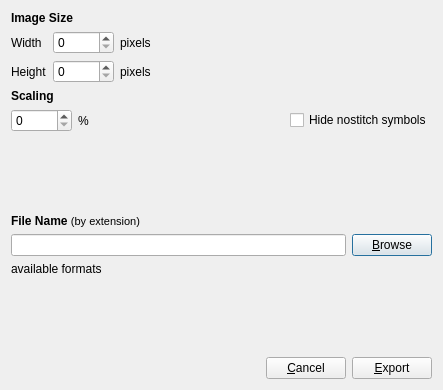
haskelladdict/sconcho, file sconcho/gui/ui/export_bitmap_dialog.ui: the form before one commit.
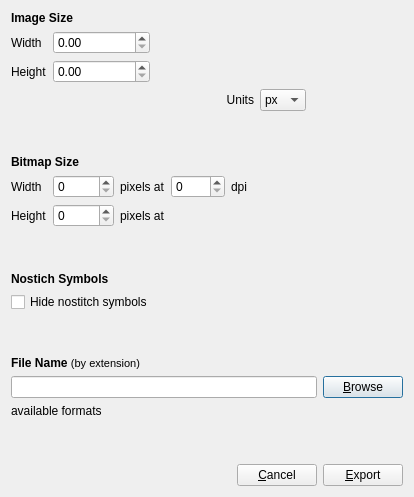
The form after the commit.

Commit message:
Reworked export bitmap dialog.
Used inkscape's dialog as guideline.

```diff
--- a/sconcho/gui/ui/export_bitmap_dialog.ui
+++ b/sconcho/gui/ui/export_bitmap_dialog.ui
@@ -6,18 +6,16 @@
    <rect>
     <x>0</x>
     <y>0</y>
-    <width>443</width>
-    <height>390</height>
+    <width>414</width>
+    <height>497</height>
    </rect>
   </property>
   <property name="windowTitle">
    <string>sconcho: Export as Bitmap or Svg</string>
   </property>
-  <layout class="QVBoxLayout" name="verticalLayout_4">
-   <item>
     <layout class="QVBoxLayout" name="verticalLayout">
      <item>
-      <widget class="QLabel" name="label_3">
+    <widget class="QLabel" name="label_10">
        <property name="text">
         <string>&lt;!DOCTYPE HTML PUBLIC &quot;-//W3C//DTD HTML 4.0//EN&quot; &quot;http://www.w3.org/TR/REC-html40/strict.dtd&quot;&gt;
 &lt;html&gt;&lt;head&gt;&lt;meta name=&quot;qrichtext&quot; content=&quot;1&quot; /&gt;&lt;style type=&quot;text/css&quot;&gt;
@@ -27,9 +25,152 @@
        </property>
       </widget>
      </item>
+   <item>
+    <layout class="QGridLayout" name="gridLayout_2">
+     <item row="0" column="0">
+      <widget class="QLabel" name="label_11">
+       <property name="text">
+        <string>Width</string>
+       </property>
+       <property name="buddy">
+        <cstring>widthSpinner</cstring>
+       </property>
+      </widget>
+     </item>
+     <item row="0" column="2">
+      <spacer name="horizontalSpacer_6">
+       <property name="orientation">
+        <enum>Qt::Horizontal</enum>
+       </property>
+       <property name="sizeHint" stdset="0">
+        <size>
+         <width>40</width>
+         <height>20</height>
+        </size>
+       </property>
+      </spacer>
+     </item>
+     <item row="1" column="0">
+      <widget class="QLabel" name="label_14">
+       <property name="text">
+        <string>Height</string>
+       </property>
+       <property name="buddy">
+        <cstring>heightSpinner</cstring>
+       </property>
+      </widget>
+     </item>
+     <item row="1" column="2">
+      <spacer name="horizontalSpacer_7">
+       <property name="orientation">
+        <enum>Qt::Horizontal</enum>
+       </property>
+       <property name="sizeHint" stdset="0">
+        <size>
+         <width>40</width>
+         <height>20</height>
+        </size>
+       </property>
+      </spacer>
+     </item>
+     <item row="2" column="1">
+      <spacer name="horizontalSpacer_5">
+       <property name="orientation">
+        <enum>Qt::Horizontal</enum>
+       </property>
+       <property name="sizeHint" stdset="0">
+        <size>
+         <width>40</width>
+         <height>20</height>
+        </size>
+       </property>
+      </spacer>
+     </item>
+     <item row="2" column="2">
+      <widget class="QLabel" name="label_15">
+       <property name="text">
+        <string>Units</string>
+       </property>
+       <property name="alignment">
+        <set>Qt::AlignRight|Qt::AlignTrailing|Qt::AlignVCenter</set>
+       </property>
+      </widget>
+     </item>
+     <item row="2" column="3">
+      <widget class="QComboBox" name="unitSelector">
+       <item>
+        <property name="text">
+         <string>px</string>
+        </property>
+       </item>
+       <item>
+        <property name="text">
+         <string>in</string>
+        </property>
+       </item>
+       <item>
+        <property name="text">
+         <string>cm</string>
+        </property>
+       </item>
+      </widget>
+     </item>
+     <item row="2" column="4">
+      <spacer name="horizontalSpacer_8">
+       <property name="orientation">
+        <enum>Qt::Horizontal</enum>
+       </property>
+       <property name="sizeHint" stdset="0">
+        <size>
+         <width>40</width>
+         <height>20</height>
+        </size>
+       </property>
+      </spacer>
+     </item>
+     <item row="0" column="1">
+      <widget class="QDoubleSpinBox" name="imageWidthSpinner">
+       <property name="maximum">
+        <double>1000.000000000000000</double>
+       </property>
+      </widget>
+     </item>
+     <item row="1" column="1">
+      <widget class="QDoubleSpinBox" name="imageHeightSpinner">
+       <property name="maximum">
+        <double>1000.000000000000000</double>
+       </property>
+      </widget>
+     </item>
+    </layout>
+   </item>
+   <item>
+    <spacer name="verticalSpacer_4">
+     <property name="orientation">
+      <enum>Qt::Vertical</enum>
+     </property>
+     <property name="sizeHint" stdset="0">
+      <size>
+       <width>20</width>
+       <height>37</height>
+      </size>
+     </property>
+    </spacer>
+   </item>
+   <item>
+    <widget class="QLabel" name="label_3">
+     <property name="text">
+      <string>&lt;!DOCTYPE HTML PUBLIC &quot;-//W3C//DTD HTML 4.0//EN&quot; &quot;http://www.w3.org/TR/REC-html40/strict.dtd&quot;&gt;
+&lt;html&gt;&lt;head&gt;&lt;meta name=&quot;qrichtext&quot; content=&quot;1&quot; /&gt;&lt;style type=&quot;text/css&quot;&gt;
+p, li { white-space: pre-wrap; }
+&lt;/style&gt;&lt;/head&gt;&lt;body style=&quot; font-family:'DejaVu Sans'; font-size:8pt; font-weight:400; font-style:normal;&quot;&gt;
+&lt;p style=&quot; margin-top:0px; margin-bottom:0px; margin-left:0px; margin-right:0px; -qt-block-indent:0; text-indent:0px;&quot;&gt;&lt;span style=&quot; font-size:9pt; font-weight:600;&quot;&gt;Bitmap Size&lt;/span&gt;&lt;/p&gt;&lt;/body&gt;&lt;/html&gt;</string>
+     </property>
+    </widget>
+   </item>
      <item>
       <layout class="QGridLayout" name="gridLayout">
-       <item row="1" column="0">
+     <item row="0" column="0">
         <widget class="QLabel" name="label">
          <property name="text">
           <string>Width</string>
@@ -39,14 +180,48 @@
          </property>
         </widget>
        </item>
-       <item row="1" column="1">
+     <item row="0" column="1">
         <widget class="QSpinBox" name="widthSpinner">
          <property name="maximum">
           <number>10000</number>
          </property>
         </widget>
        </item>
-       <item row="4" column="0">
+     <item row="0" column="2">
+      <widget class="QLabel" name="label_6">
+       <property name="text">
+        <string>pixels at</string>
+       </property>
+      </widget>
+     </item>
+     <item row="0" column="3">
+      <widget class="QSpinBox" name="dpiSpinner">
+       <property name="maximum">
+        <number>1000</number>
+       </property>
+      </widget>
+     </item>
+     <item row="0" column="4">
+      <widget class="QLabel" name="label_9">
+       <property name="text">
+        <string>dpi</string>
+       </property>
+      </widget>
+     </item>
+     <item row="0" column="5">
+      <spacer name="horizontalSpacer_3">
+       <property name="orientation">
+        <enum>Qt::Horizontal</enum>
+       </property>
+       <property name="sizeHint" stdset="0">
+        <size>
+         <width>40</width>
+         <height>20</height>
+        </size>
+       </property>
+      </spacer>
+     </item>
+     <item row="1" column="0">
         <widget class="QLabel" name="label_2">
          <property name="text">
           <string>Height</string>
@@ -56,41 +231,21 @@
          </property>
         </widget>
        </item>
-       <item row="4" column="1">
+     <item row="1" column="1">
         <widget class="QSpinBox" name="heightSpinner">
          <property name="maximum">
           <number>10000</number>
          </property>
         </widget>
        </item>
-       <item row="4" column="2">
+     <item row="1" column="2">
         <widget class="QLabel" name="label_4">
          <property name="text">
-          <string>pixels</string>
+        <string>pixels at</string>
          </property>
         </widget>
        </item>
-       <item row="1" column="2">
-        <widget class="QLabel" name="label_6">
-         <property name="text">
-          <string>pixels</string>
-         </property>
-        </widget>
-       </item>
-       <item row="1" column="3">
-        <spacer name="horizontalSpacer_3">
-         <property name="orientation">
-          <enum>Qt::Horizontal</enum>
-         </property>
-         <property name="sizeHint" stdset="0">
-          <size>
-           <width>40</width>
-           <height>20</height>
-          </size>
-         </property>
-        </spacer>
-       </item>
-       <item row="4" column="3">
+     <item row="1" column="3" colspan="2">
         <spacer name="horizontalSpacer_4">
          <property name="orientation">
           <enum>Qt::Horizontal</enum>
@@ -105,10 +260,19 @@
        </item>
       </layout>
      </item>
-    </layout>
-   </item>
    <item>
-    <layout class="QVBoxLayout" name="verticalLayout_2">
+    <spacer name="verticalSpacer_3">
+     <property name="orientation">
+      <enum>Qt::Vertical</enum>
+     </property>
+     <property name="sizeHint" stdset="0">
+      <size>
+       <width>20</width>
+       <height>27</height>
+      </size>
+     </property>
+    </spacer>
+   </item>
      <item>
       <widget class="QLabel" name="label_7">
        <property name="text">
@@ -116,42 +280,12 @@
 &lt;html&gt;&lt;head&gt;&lt;meta name=&quot;qrichtext&quot; content=&quot;1&quot; /&gt;&lt;style type=&quot;text/css&quot;&gt;
 p, li { white-space: pre-wrap; }
 &lt;/style&gt;&lt;/head&gt;&lt;body style=&quot; font-family:'DejaVu Sans'; font-size:8pt; font-weight:400; font-style:normal;&quot;&gt;
-&lt;p style=&quot; margin-top:0px; margin-bottom:0px; margin-left:0px; margin-right:0px; -qt-block-indent:0; text-indent:0px;&quot;&gt;&lt;span style=&quot; font-family:'Sans Serif'; font-size:9pt; font-weight:600;&quot;&gt;Scaling&lt;/span&gt;&lt;/p&gt;&lt;/body&gt;&lt;/html&gt;</string>
+&lt;p style=&quot; margin-top:0px; margin-bottom:0px; margin-left:0px; margin-right:0px; -qt-block-indent:0; text-indent:0px;&quot;&gt;&lt;span style=&quot; font-family:'Sans Serif'; font-size:9pt; font-weight:600;&quot;&gt;Nostich Symbols&lt;/span&gt;&lt;/p&gt;&lt;/body&gt;&lt;/html&gt;</string>
        </property>
       </widget>
      </item>
      <item>
       <layout class="QHBoxLayout" name="horizontalLayout">
-       <item>
-        <widget class="QSpinBox" name="scalingSpinner">
-         <property name="maximum">
-          <number>10000</number>
-         </property>
-        </widget>
-       </item>
-       <item>
-        <widget class="QLabel" name="label_8">
-         <property name="text">
-          <string>%</string>
-         </property>
-         <property name="buddy">
-          <cstring>scalingSpinner</cstring>
-         </property>
-        </widget>
-       </item>
-       <item>
-        <spacer name="horizontalSpacer">
-         <property name="orientation">
-          <enum>Qt::Horizontal</enum>
-         </property>
-         <property name="sizeHint" stdset="0">
-          <size>
-           <width>40</width>
-           <height>20</height>
-          </size>
-         </property>
-        </spacer>
-       </item>
        <item>
         <widget class="QCheckBox" name="hideNostitchCheckBox">
          <property name="toolTip">
@@ -164,8 +298,6 @@
        </item>
       </layout>
      </item>
-    </layout>
-   </item>
    <item>
     <spacer name="verticalSpacer_2">
      <property name="orientation">
```
Left out of the diff: 6 changed lines with no effect on the pictures. Lines whose indentation alone changed are shown as unchanged. The commit also changes 13 other files.
